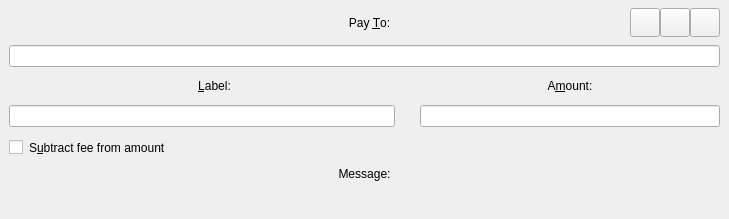
This is src/qt/forms/sendcoinsentry.ui in BeatKebit/dash as Qt 5 draws it before an edit. The edited form follows.
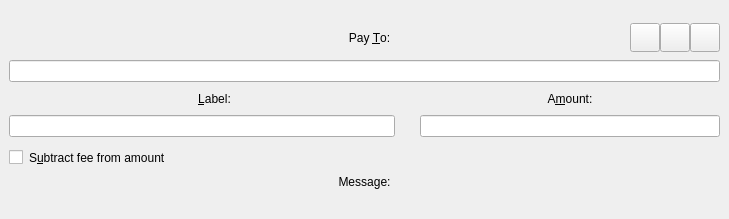
This is the edited form. Custom widgets are drawn as their Qt base class.

```diff
--- a/src/qt/forms/sendcoinsentry.ui
+++ b/src/qt/forms/sendcoinsentry.ui
@@ -47,24 +47,39 @@
     <property name="verticalSpacing">
      <number>8</number>
     </property>
-    <item row="2" column="0">
-     <layout class="QHBoxLayout" name="labelAmounTitles">
+    <item row="8" column="0">
+     <widget class="QLabel" name="messageTextLabel">
+      <property name="toolTip">
+       <string>A message that was attached to the paccoin: URI which will be stored with the transaction for your reference. Note: This message will not be sent over the Paccoin network.</string>
+      </property>
+      <property name="textFormat">
+       <enum>Qt::PlainText</enum>
+      </property>
+     </widget>
+    </item>
+    <item row="6" column="0">
+     <layout class="QHBoxLayout" name="horizontalLayoutAmount" stretch="1">
       <item>
-       <widget class="QLabel" name="labellLabel">
-        <property name="sizePolicy">
-         <sizepolicy hsizetype="Expanding" vsizetype="Preferred">
-          <horstretch>0</horstretch>
-          <verstretch>0</verstretch>
-         </sizepolicy>
+       <widget class="QCheckBox" name="checkboxSubtractFeeFromAmount">
+        <property name="toolTip">
+         <string>The fee will be deducted from the amount being sent. The recipient will receive a lower amount of Paccoin than you enter in the amount field. If multiple recipients are selected, the fee is split equally.</string>
+        </property>
+        <property name="styleSheet">
+         <string notr="true">margin: 5px 0 0 0;</string>
         </property>
         <property name="text">
-         <string>&amp;Label:</string>
+         <string>S&amp;ubtract fee from amount</string>
         </property>
-        <property name="alignment">
-         <set>Qt::AlignCenter</set>
-        </property>
-        <property name="buddy">
-         <cstring>addAsLabel</cstring>
+       </widget>
+      </item>
+     </layout>
+    </item>
+    <item row="4" column="0">
+     <layout class="QHBoxLayout" name="inputsContainer">
+      <item>
+       <widget class="QLineEdit" name="addAsLabel">
+        <property name="toolTip">
+         <string>Enter a label for this address to add it to the list of used addresses</string>
         </property>
         <property name="class" stdset="0">
          <string>titleLabel</string>
@@ -72,28 +87,29 @@
        </widget>
       </item>
       <item>
-       <widget class="QLabel" name="amountLabel">
-        <property name="sizePolicy">
-         <sizepolicy hsizetype="Expanding" vsizetype="Preferred">
-          <horstretch>0</horstretch>
-          <verstretch>0</verstretch>
-         </sizepolicy>
+       <spacer name="horizontalSpacer_2">
+        <property name="orientation">
+         <enum>Qt::Horizontal</enum>
         </property>
+        <property name="sizeType">
+         <enum>QSizePolicy::Preferred</enum>
+        </property>
+        <property name="sizeHint" stdset="0">
+         <size>
+          <width>25</width>
+          <height>20</height>
+         </size>
+        </property>
+       </spacer>
+      </item>
+      <item>
+       <widget class="BitcoinAmountField" name="payAmount">
         <property name="maximumSize">
          <size>
           <width>300</width>
           <height>16777215</height>
          </size>
         </property>
-        <property name="text">
-         <string>A&amp;mount:</string>
-        </property>
-        <property name="alignment">
-         <set>Qt::AlignCenter</set>
-        </property>
-        <property name="buddy">
-         <cstring>payAmount</cstring>
-        </property>
         <property name="class" stdset="0">
          <string>titleLabel</string>
         </property>
@@ -102,23 +118,6 @@
      </layout>
     </item>
     <item row="1" column="0">
-     <layout class="QHBoxLayout" name="payToLayout">
-      <property name="spacing">
-       <number>0</number>
-      </property>
-      <item>
-       <widget class="QValidatedLineEdit" name="payTo">
-        <property name="toolTip">
-         <string>The Paccoin address to send the payment to</string>
-        </property>
-        <property name="class" stdset="0">
-         <string>LineEdit</string>
-        </property>
-       </widget>
-      </item>
-     </layout>
-    </item>
-    <item row="0" column="0">
      <layout class="QHBoxLayout" name="PayToHeader">
       <item>
        <spacer name="horizontalSpacer">
@@ -217,7 +216,7 @@
       </item>
      </layout>
     </item>
-    <item row="6" column="0">
+    <item row="7" column="0">
      <widget class="QLabel" name="messageLabel">
       <property name="text">
        <string>Message:</string>
@@ -231,11 +230,23 @@
      </widget>
     </item>
     <item row="3" column="0">
-     <layout class="QHBoxLayout" name="inputsContainer">
+     <layout class="QHBoxLayout" name="labelAmounTitles">
       <item>
-       <widget class="QLineEdit" name="addAsLabel">
-        <property name="toolTip">
-         <string>Enter a label for this address to add it to the list of used addresses</string>
+       <widget class="QLabel" name="labellLabel">
+        <property name="sizePolicy">
+         <sizepolicy hsizetype="Expanding" vsizetype="Preferred">
+          <horstretch>0</horstretch>
+          <verstretch>0</verstretch>
+         </sizepolicy>
+        </property>
+        <property name="text">
+         <string>&amp;Label:</string>
+        </property>
+        <property name="alignment">
+         <set>Qt::AlignCenter</set>
+        </property>
+        <property name="buddy">
+         <cstring>addAsLabel</cstring>
         </property>
         <property name="class" stdset="0">
          <string>LineEdit</string>
@@ -243,29 +254,28 @@
        </widget>
       </item>
       <item>
-       <spacer name="horizontalSpacer_2">
-        <property name="orientation">
-         <enum>Qt::Horizontal</enum>
+       <widget class="QLabel" name="amountLabel">
+        <property name="sizePolicy">
+         <sizepolicy hsizetype="Expanding" vsizetype="Preferred">
+          <horstretch>0</horstretch>
+          <verstretch>0</verstretch>
+         </sizepolicy>
         </property>
-        <property name="sizeType">
-         <enum>QSizePolicy::Preferred</enum>
-        </property>
-        <property name="sizeHint" stdset="0">
-         <size>
-          <width>25</width>
-          <height>20</height>
-         </size>
-        </property>
-       </spacer>
-      </item>
-      <item>
-       <widget class="BitcoinAmountField" name="payAmount">
         <property name="maximumSize">
          <size>
           <width>300</width>
           <height>16777215</height>
          </size>
         </property>
+        <property name="text">
+         <string>A&amp;mount:</string>
+        </property>
+        <property name="alignment">
+         <set>Qt::AlignCenter</set>
+        </property>
+        <property name="buddy">
+         <cstring>payAmount</cstring>
+        </property>
         <property name="class" stdset="0">
          <string>LineEdit_PacCoins</string>
         </property>
@@ -273,33 +283,39 @@
       </item>
      </layout>
     </item>
-    <item row="7" column="0">
-     <widget class="QLabel" name="messageTextLabel">
-      <property name="toolTip">
-       <string>A message that was attached to the paccoin: URI which will be stored with the transaction for your reference. Note: This message will not be sent over the Paccoin network.</string>
+    <item row="2" column="0">
+     <layout class="QHBoxLayout" name="payToLayout">
+      <property name="spacing">
+       <number>0</number>
       </property>
-      <property name="textFormat">
-       <enum>Qt::PlainText</enum>
-      </property>
-     </widget>
-    </item>
-    <item row="5" column="0">
-     <layout class="QHBoxLayout" name="horizontalLayoutAmount" stretch="1">
       <item>
-       <widget class="QCheckBox" name="checkboxSubtractFeeFromAmount">
+       <widget class="QValidatedLineEdit" name="payTo">
         <property name="toolTip">
          <string>The fee will be deducted from the amount being sent. The recipient will receive a lower amount of Paccoin than you enter in the amount field. If multiple recipients are selected, the fee is split equally.</string>
         </property>
-        <property name="styleSheet">
-         <string notr="true">margin: 5px 0 0 0;</string>
-        </property>
-        <property name="text">
-         <string>S&amp;ubtract fee from amount</string>
+        <property name="class" stdset="0">
+         <string>LineEdit</string>
         </property>
        </widget>
       </item>
      </layout>
     </item>
+    <item row="0" column="0">
+     <spacer name="verticalSpacer">
+      <property name="orientation">
+       <enum>Qt::Vertical</enum>
+      </property>
+      <property name="sizeType">
+       <enum>QSizePolicy::Fixed</enum>
+      </property>
+      <property name="sizeHint" stdset="0">
+       <size>
+        <width>20</width>
+        <height>15</height>
+       </size>
+      </property>
+     </spacer>
+    </item>
    </layout>
   </widget>
   <widget class="QFrame" name="SendCoins_UnauthenticatedPaymentRequest">
@@ -1331,17 +1347,17 @@
   </widget>
  </widget>
  <customwidgets>
+  <customwidget>
+   <class>QValidatedLineEdit</class>
+   <extends>QLineEdit</extends>
+   <header>qvalidatedlineedit.h</header>
+  </customwidget>
   <customwidget>
    <class>BitcoinAmountField</class>
    <extends>QLineEdit</extends>
    <header>bitcoinamountfield.h</header>
    <container>1</container>
   </customwidget>
-  <customwidget>
-   <class>QValidatedLineEdit</class>
-   <extends>QLineEdit</extends>
-   <header>qvalidatedlineedit.h</header>
-  </customwidget>
  </customwidgets>
  <tabstops>
   <tabstop>payTo</tabstop>
```
Left out of the diff: 10 changed lines with no effect on the pictures.
